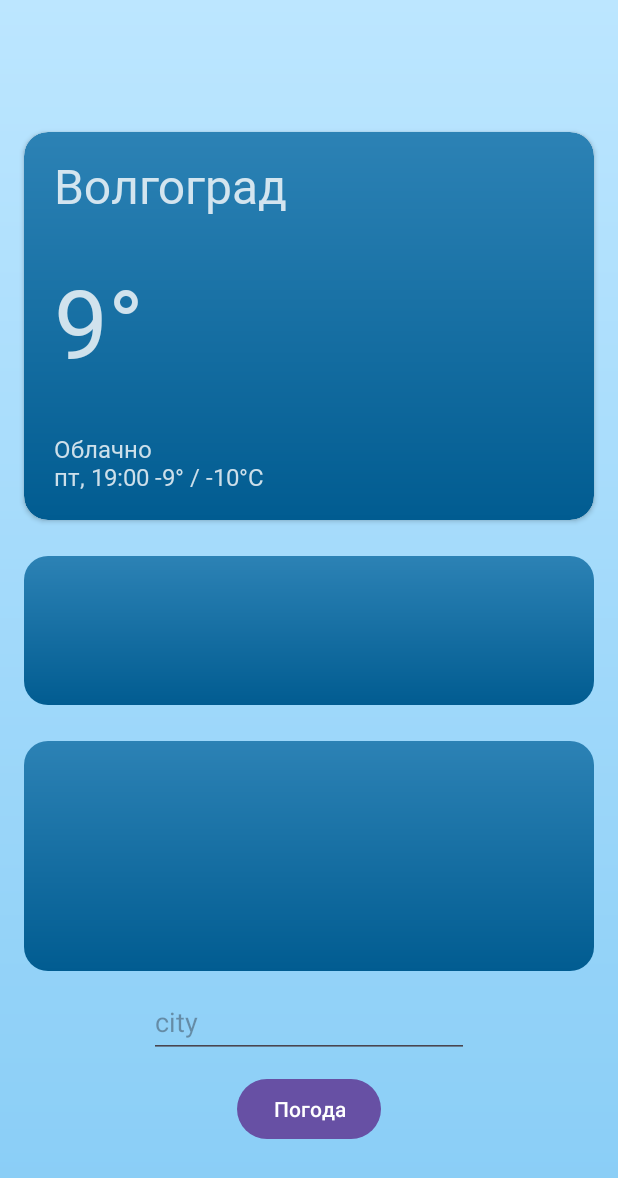
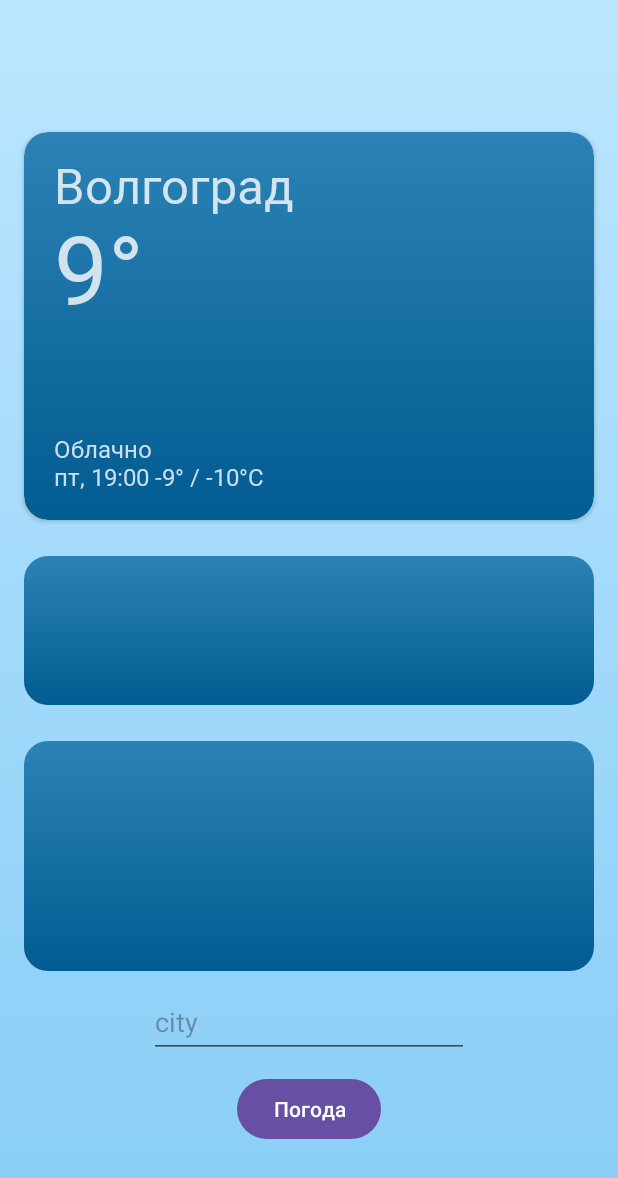
Before and after one commit to NikitaDediukhin/SkyCast, an Android app: the screen it shows after launch (MainActivity), on a phone screen of 412 x 824 dp. Shown: the top 1178 px of the screen. Run offline under Robolectric (Android 15) with nearby library versions, the phone set to English and light mode, and no system bars; pictures from the network do not load.

Commit message:
refactor weather_fragment.xml

```diff
--- a/app/src/main/res/layout/weather_fragment.xml
+++ b/app/src/main/res/layout/weather_fragment.xml
@@ -33,21 +33,30 @@
                 app:layout_constraintStart_toStartOf="@id/guideline_start"
                 app:layout_constraintTop_toTopOf="parent"
                 app:layout_constraintDimensionRatio="358:244">
-                <LinearLayout
+                <RelativeLayout
                     android:layout_width="match_parent"
                     android:layout_height="match_parent"
                     android:background="@drawable/gradient_background_widget"
-                    android:orientation="horizontal"
+                    android:orientation="vertical"
                     android:paddingStart="20dp"
                     android:paddingEnd="20dp"
                     android:paddingVertical="18dp">
-                    <FrameLayout
-                        android:layout_width="wrap_content"
-                        android:layout_height="match_parent">
+
+                    <LinearLayout
+                        android:layout_width="match_parent"
+                        android:layout_height="wrap_content"
+                        android:orientation="horizontal"
+                        android:baselineAligned="false"
+                        android:layout_alignParentTop="true">
+                        <LinearLayout
+                            android:layout_width="0dp"
+                            android:layout_height="match_parent"
+                            android:orientation="vertical"
+                            android:layout_weight="1">
 
                             <TextView
                                 android:id="@+id/tv_city"
-                            android:layout_width="wrap_content"
+                                android:layout_width="match_parent"
                                 android:layout_height="wrap_content"
                                 android:text="@string/null_city"
                                 android:textFontWeight="400"
@@ -55,6 +64,9 @@
                                 android:includeFontPadding="false"
                                 android:textColor="@color/text_color"
                                 android:textSize="32sp"
+                                android:autoSizeTextType="uniform"
+                                android:maxLines="1"
+                                android:ellipsize="end"
                                 tools:targetApi="p" />
 
                             <TextView
@@ -70,6 +82,26 @@
                                 android:textSize="64sp"
                                 tools:targetApi="p" />
 
+                        </LinearLayout>
+                        <RelativeLayout
+                            android:layout_width="0dp"
+                            android:layout_height="match_parent"
+                            android:layout_weight="1">
+
+                            <ImageView
+                                android:id="@+id/iv_icon"
+                                android:layout_width="150dp"
+                                android:layout_height="150dp"
+                                android:layout_alignParentEnd="true"
+                                android:layout_marginEnd="10dp"
+                                android:contentDescription="@string/weather_icon"
+                                tools:ignore="ImageContrastCheck" />
+                        </RelativeLayout>
+                    </LinearLayout>
+                    <LinearLayout
+                        android:layout_width="match_parent"
+                        android:layout_height="wrap_content"
+                        android:layout_alignParentBottom="true">
                         <TextView
                             android:id="@+id/tv_condition"
                             android:layout_width="wrap_content"
@@ -81,23 +113,11 @@
                             android:textSize="16sp"
                             android:layout_gravity="bottom"
                             tools:targetApi="p" />
+                    </LinearLayout>
 
-                    </FrameLayout>
-                    <RelativeLayout
-                        android:layout_width="match_parent"
-                        android:layout_height="match_parent">
 
-                        <ImageView
-                            android:id="@+id/iv_icon"
-                            android:layout_width="150dp"
-                            android:layout_height="150dp"
-                            android:layout_alignParentEnd="true"
-                            android:layout_centerVertical="true"
-                            android:layout_marginEnd="10dp"
-                            android:contentDescription="@string/weather_icon"
-                            tools:ignore="ImageContrastCheck" />
                 </RelativeLayout>
-                </LinearLayout>
+
             </androidx.cardview.widget.CardView>
 
             <androidx.recyclerview.widget.RecyclerView
```
Lines whose indentation alone changed are shown as unchanged.
